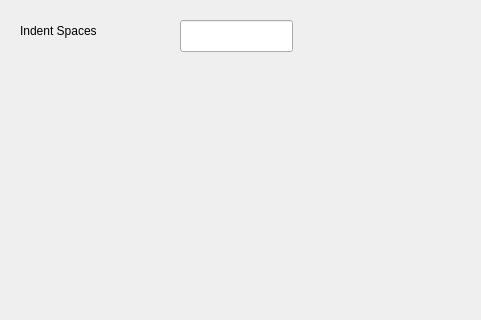
This is uis/editor_settings.ui in amirgeva/coide as Qt 5 draws it before an edit; both pictures show x 0 to 481 and y 0 to 320 of the 640 by 480 pixel window. The edited form follows.
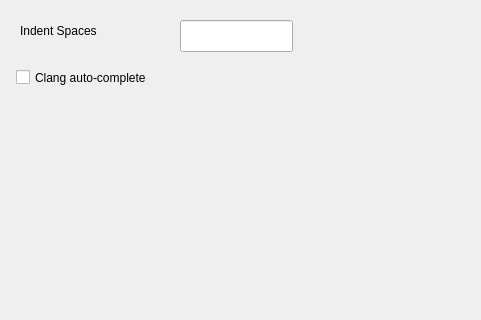
This is the edited form.

Commit message: Added editor setting that controls clang auto-complete

Diff of the .ui file:
```diff
--- a/uis/editor_settings.ui
+++ b/uis/editor_settings.ui
@@ -52,6 +52,19 @@
     <string>Indent Spaces</string>
    </property>
   </widget>
+  <widget class="QCheckBox" name="clangCB">
+   <property name="geometry">
+    <rect>
+     <x>16</x>
+     <y>64</y>
+     <width>321</width>
+     <height>27</height>
+    </rect>
+   </property>
+   <property name="text">
+    <string>Clang auto-complete</string>
+   </property>
+  </widget>
  </widget>
  <resources/>
  <connections>
```
